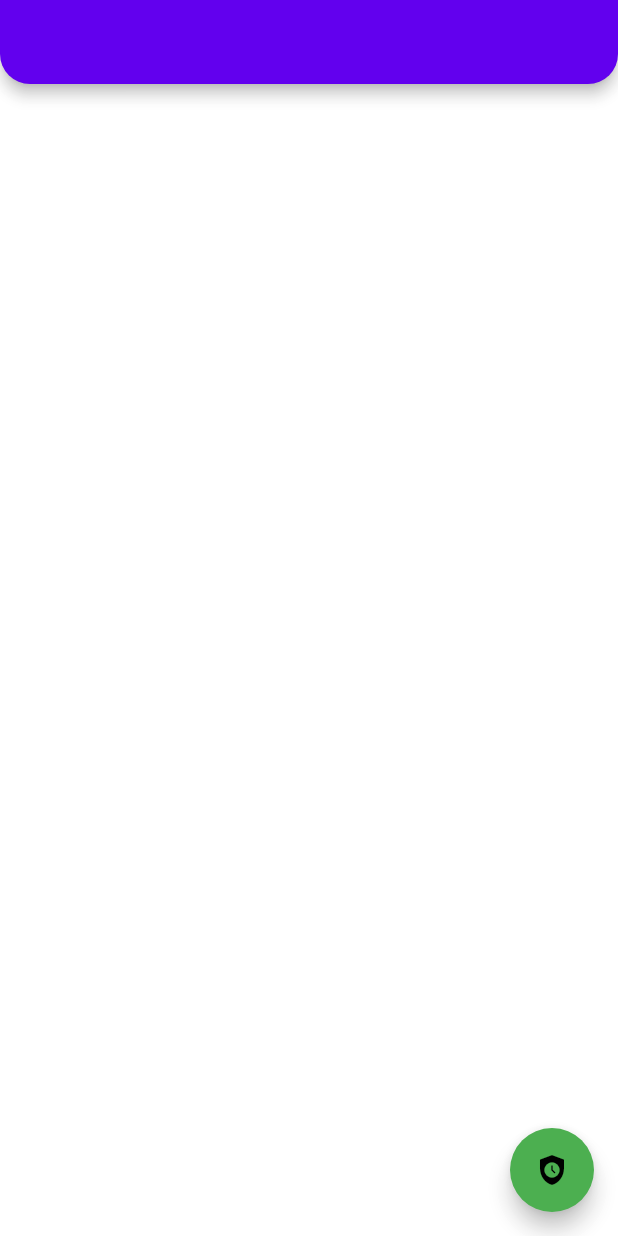
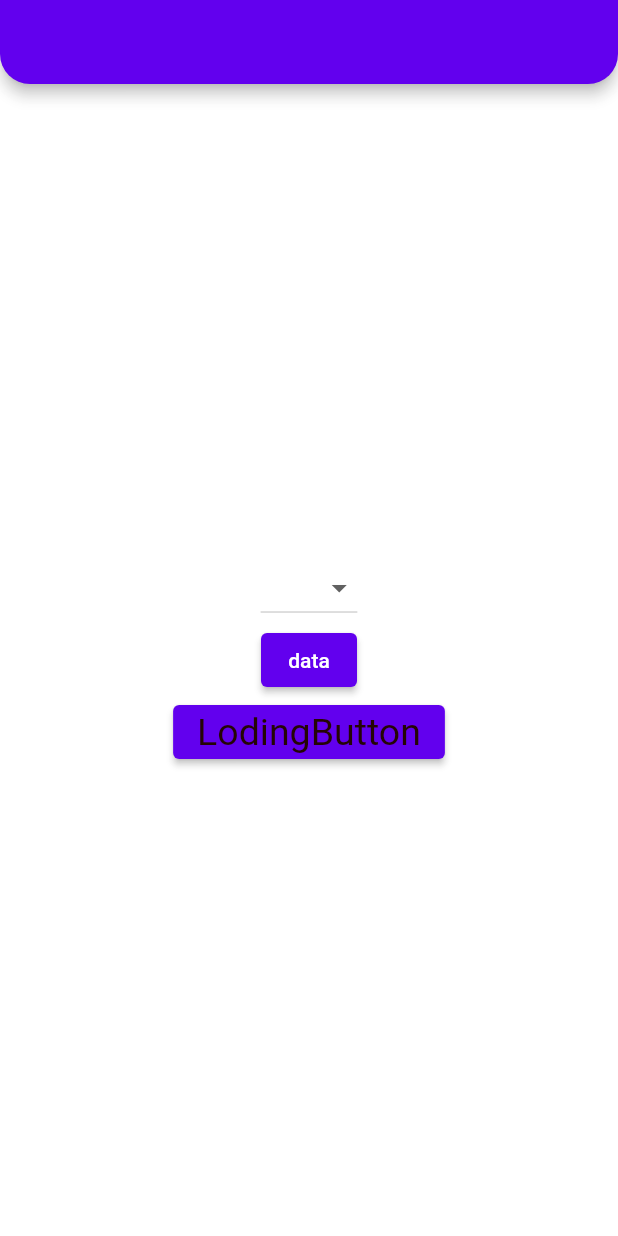
Before and after one commit to hasanoz07/learn_flutter, a Flutter app: the screen it shows after launch, on a phone screen of 412 x 824 dp. Run offline on Flutter 3.47's test engine with Material 2 defaults, Android fonts, the phone set to English and light mode, and no system bars; our stand-ins replace dio, flutter_secure_storage, flutter_spinkit, shared_preferences; accounts and stored records are empty.

Commit message:
03.08.22 -Callback

```diff
--- /dev/null
+++ b/lib/303/call_back_learn.dart
@@ -0,0 +1,70 @@
+// ignore_for_file: public_member_api_docs, sort_constructors_first
+import 'package:flutter/material.dart';
+import 'package:learn_flutter/products/widget/button/answer_button.dart';
+import 'package:learn_flutter/products/widget/button/loading_button.dart';
+import 'package:learn_flutter/products/widget/callback_drodown.dart';
+
+class CallBackLearn extends StatefulWidget {
+  const CallBackLearn({Key? key}) : super(key: key);
+
+  @override
+  State<CallBackLearn> createState() => _CallBackLearnState();
+}
+
+class _CallBackLearnState extends State<CallBackLearn> {
+  @override
+  Widget build(BuildContext context) {
+    return Scaffold(
+      appBar: AppBar(),
+      body: Center(
+        child: Column(
+          mainAxisAlignment: MainAxisAlignment.center,
+          crossAxisAlignment: CrossAxisAlignment.center,
+          children: [
+            CallBackDropdown(
+              onUserSelected: (user) {
+                print(user.name);
+              },
+            ),
+            AnswerButton(
+              onNumber: (number) {
+                return number % 3 == 1;
+              },
+            ),
+            LoadingButton(
+              title: "LodingButton",
+              callback: () async {
+              await Future.delayed(const Duration(seconds: 2));
+              },
+            ),
+          ],
+        ),
+      ),
+    );
+  }
+}
+
+class CallBackUser {
+  final String name;
+  final int id;
+  CallBackUser(this.name, this.id);
+
+// TODO: Dummy Remove it
+  static List<CallBackUser> dummyUsers() {
+    return [
+      CallBackUser("oz", 1),
+      CallBackUser("oz2", 2),
+      CallBackUser("oz3", 3),
+    ];
+  }
+
+  @override
+  bool operator ==(covariant CallBackUser other) {
+    if (identical(this, other)) return true;
+
+    return other.name == name && other.id == id;
+  }
+
+  @override
+  int get hashCode => name.hashCode ^ id.hashCode;
+}
--- a/lib/main.dart
+++ b/lib/main.dart
@@ -1,11 +1,10 @@
 import 'package:flutter/material.dart';
-import 'package:learn_flutter/202/alert_learn.dart';
 import 'package:learn_flutter/202/theme/light_theme.dart';
+import 'package:learn_flutter/303/call_back_learn.dart';
 
 void main() {
   runApp(const MyApp());
 }
-
 class MyApp extends StatelessWidget {
   const MyApp({Key? key}) : super(key: key);
   @override
@@ -35,7 +34,7 @@ class MyApp extends StatelessWidget {
       //       systemOverlayStyle: SystemUiOverlayStyle.dark, //status bar durumunu belirler
       //       elevation: 0, //sayfanın kendisindenmiş gibi yapmak için appbarı
       //     )),
-      home: AlerLearn(),
+      home: CallBackLearn(),
     );
-  }
+ }
 }
--- /dev/null
+++ b/lib/products/widget/button/answer_button.dart
@@ -0,0 +1,35 @@
+import 'dart:math';
+
+import 'package:dio/dio.dart';
+import 'package:flutter/material.dart';
+
+class AnswerButton extends StatefulWidget {
+  const AnswerButton({Key? key, this.onNumber}) : super(key: key);
+
+  final bool Function(int number)? onNumber;
+
+  @override
+  State<AnswerButton> createState() => _AnswerButtonState();
+}
+
+// ? Senaryo
+// todo Random bir sayı dönülecek sayı kontrol edilip cevap verilecek
+// todo Bu cevaba göre butonun rengi güncelenecek
+// todo eğer sayı doğru ise yeşil yanlış ise kırmızı dönülecek
+class _AnswerButtonState extends State<AnswerButton> {
+  Color? _backgroundColor;
+
+  @override
+  Widget build(BuildContext context) {
+    return ElevatedButton(
+        style: ElevatedButton.styleFrom(primary: _backgroundColor),
+        onPressed: () {
+          final result = Random().nextInt(10);
+          final response = widget.onNumber?.call(result) ?? false;
+          setState(() {
+            _backgroundColor = response ? Colors.green : Colors.red;
+          });
+        },
+        child: Text("data"));
+  }
+}
--- /dev/null
+++ b/lib/products/widget/button/loading_button.dart
@@ -0,0 +1,43 @@
+import 'package:flutter/material.dart';
+
+class LoadingButton extends StatefulWidget {
+  const LoadingButton({Key? key, required this.title, required this.callback}) : super(key: key);
+  final String title;
+  final Future<void> Function() callback;
+  @override
+  State<LoadingButton> createState() => _LoadingButtonState();
+}
+
+class _LoadingButtonState extends State<LoadingButton> {
+  bool _isLoading = false;
+
+  void _changeLoading() {
+    setState(() {
+      _isLoading = !_isLoading;
+    });
+  }
+
+  @override
+  Widget build(BuildContext context) {
+    return ElevatedButton(
+        onPressed: () async {
+          if (_isLoading)return;
+
+
+          _changeLoading();
+          await widget.callback.call();
+          _changeLoading();
+        },
+        child: _isLoading
+            ? Padding(
+                padding: const EdgeInsets.all(8.0),
+                child: CircularProgressIndicator(
+                  color: Colors.red,
+                ),
+              )
+            : Text(
+                widget.title,
+                style: Theme.of(context).textTheme.subtitle1,
+              ));
+  }
+}
--- /dev/null
+++ b/lib/products/widget/callback_drodown.dart
@@ -0,0 +1,31 @@
+import 'package:flutter/material.dart';
+import 'package:learn_flutter/303/call_back_learn.dart';
+
+class CallBackDropdown extends StatefulWidget {
+  const CallBackDropdown({Key? key,required this.onUserSelected}) : super(key: key);
+  final void Function(CallBackUser user) onUserSelected;
+  @override
+  State<CallBackDropdown> createState() => _CallBackDropdownState();
+}
+
+class _CallBackDropdownState extends State<CallBackDropdown> {
+  CallBackUser? _user;
+  void _updateUser(CallBackUser? item) {
+    setState(() {
+      _user = item;
+    });
+    if (_user!=null) {
+      widget.onUserSelected.call(_user!);
+    }
+  }
+
+  @override
+  Widget build(BuildContext context) {
+    return DropdownButton<CallBackUser>(
+        value: _user,
+        items: CallBackUser.dummyUsers().map((e) {
+          return DropdownMenuItem(child: Text(e.name), value: e);
+        }).toList(),
+        onChanged: _updateUser);
+  }
+}
```
Also changed, not shown: lib/303/part/part_appbar.dart (added, +25 -0 lines), lib/303/part/part_of_learn.dart (added, +17 -0 lines).
